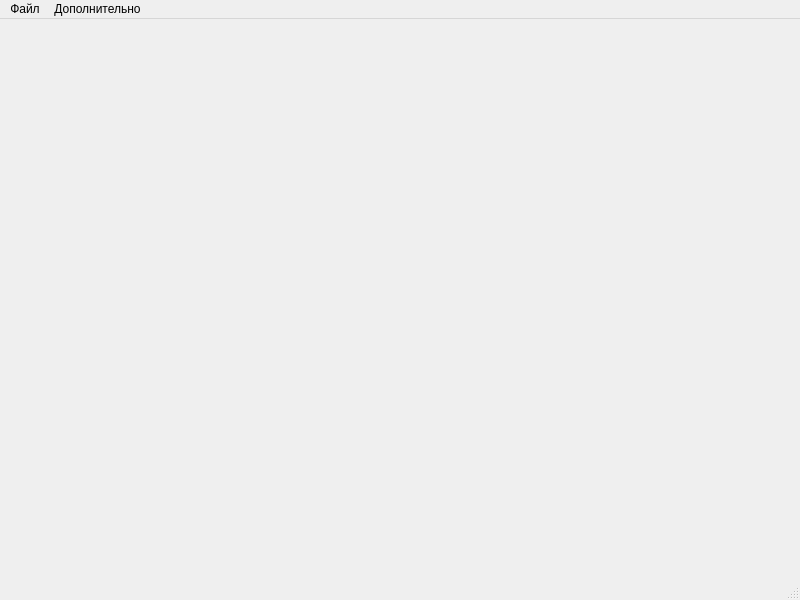
The window that cw-it/src/mainwindow.ui (AndrewSargin/cw-it) describes before a commit, drawn with Qt 5.
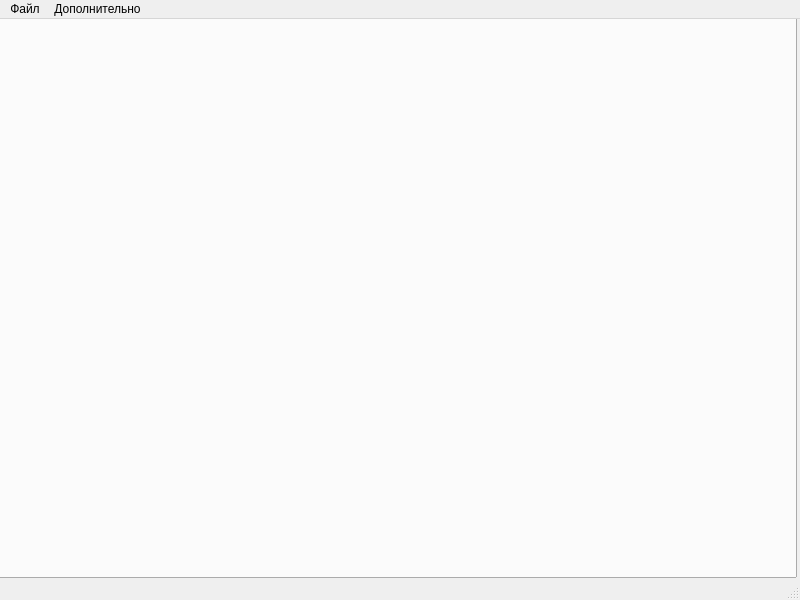
The same window after the commit.

Patch:
```diff
--- a/cw-it/src/mainwindow.ui
+++ b/cw-it/src/mainwindow.ui
@@ -16,7 +16,27 @@
   <property name="locale">
    <locale language="Russian" country="Russia"/>
   </property>
-  <widget class="QWidget" name="centralwidget"/>
+  <widget class="QWidget" name="centralwidget">
+   <widget class="QTabWidget" name="tabWidget">
+    <property name="geometry">
+     <rect>
+      <x>-4</x>
+      <y>-1</y>
+      <width>801</width>
+      <height>561</height>
+     </rect>
+    </property>
+    <property name="currentIndex">
+     <number>-1</number>
+    </property>
+    <property name="tabsClosable">
+     <bool>true</bool>
+    </property>
+    <property name="movable">
+     <bool>true</bool>
+    </property>
+   </widget>
+  </widget>
   <widget class="QMenuBar" name="menubar">
    <property name="geometry">
     <rect>
```
